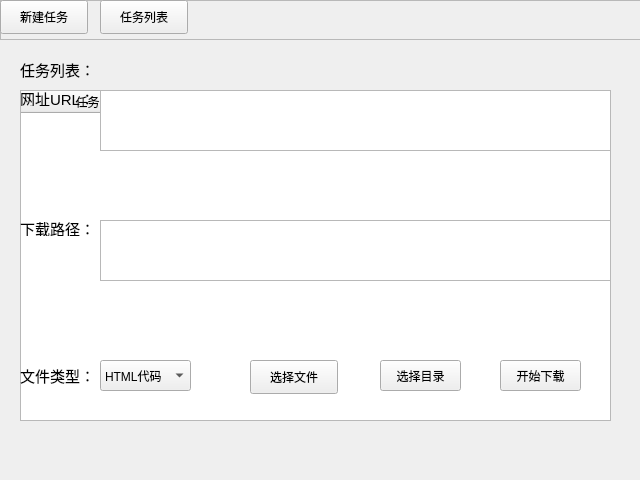
First picture: the form in mainWindow.ui, repository shooterhex/WebDownloader, before the edit.
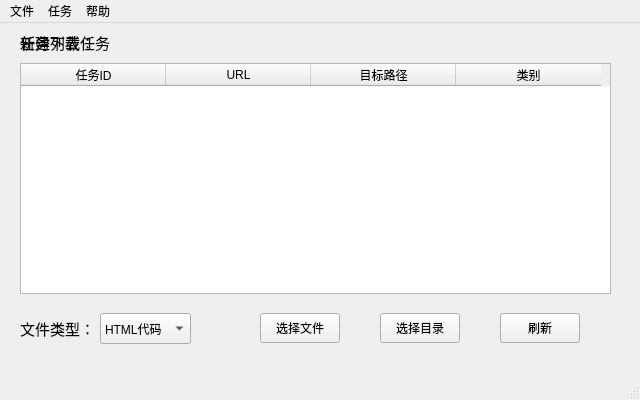
Second picture: the form after the edit.

Commit message: 实现状态栏；实现菜单栏；优化任务列表标题；调整UI布局

```diff
--- a/mainWindow.ui
+++ b/mainWindow.ui
@@ -7,89 +7,29 @@
     <x>0</x>
     <y>0</y>
     <width>640</width>
-    <height>480</height>
+    <height>400</height>
    </rect>
   </property>
-  <property name="minimumSize">
-   <size>
-    <width>640</width>
-    <height>480</height>
-   </size>
-  </property>
-  <property name="maximumSize">
-   <size>
-    <width>640</width>
-    <height>480</height>
-   </size>
-  </property>
   <property name="windowTitle">
    <string>WebDownload</string>
   </property>
   <widget class="QWidget" name="centralwidget">
-   <widget class="QFrame" name="switchPageFrame">
-    <property name="geometry">
-     <rect>
-      <x>0</x>
-      <y>0</y>
-      <width>641</width>
-      <height>40</height>
-     </rect>
-    </property>
-    <property name="frameShape">
-     <enum>QFrame::StyledPanel</enum>
-    </property>
-    <property name="frameShadow">
-     <enum>QFrame::Raised</enum>
-    </property>
-    <property name="lineWidth">
-     <number>0</number>
-    </property>
-    <widget class="QPushButton" name="newTaskPushButton">
-     <property name="geometry">
-      <rect>
-       <x>0</x>
-       <y>0</y>
-       <width>88</width>
-       <height>34</height>
-      </rect>
-     </property>
-     <property name="text">
-      <string>新建任务</string>
-     </property>
-     <property name="flat">
-      <bool>false</bool>
-     </property>
-    </widget>
-    <widget class="QPushButton" name="taskListPushButton">
-     <property name="geometry">
-      <rect>
-       <x>100</x>
-       <y>0</y>
-       <width>88</width>
-       <height>34</height>
-      </rect>
-     </property>
-     <property name="text">
-      <string>任务列表</string>
-     </property>
-    </widget>
-   </widget>
    <widget class="QWidget" name="newTaskPageWidget" native="true">
     <property name="geometry">
      <rect>
       <x>0</x>
-      <y>40</y>
-      <width>641</width>
-      <height>411</height>
+      <y>0</y>
+      <width>640</width>
+      <height>410</height>
      </rect>
     </property>
     <widget class="QPushButton" name="chooseDirPushButton">
      <property name="geometry">
       <rect>
        <x>380</x>
-       <y>320</y>
-       <width>81</width>
-       <height>31</height>
+       <y>290</y>
+       <width>80</width>
+       <height>30</height>
       </rect>
      </property>
      <property name="text">
@@ -100,7 +40,7 @@
      <property name="geometry">
       <rect>
        <x>100</x>
-       <y>180</y>
+       <y>170</y>
        <width>511</width>
        <height>61</height>
       </rect>
@@ -110,9 +50,9 @@
      <property name="geometry">
       <rect>
        <x>500</x>
-       <y>320</y>
-       <width>81</width>
-       <height>31</height>
+       <y>290</y>
+       <width>80</width>
+       <height>30</height>
       </rect>
      </property>
      <property name="text">
@@ -123,7 +63,7 @@
      <property name="geometry">
       <rect>
        <x>20</x>
-       <y>180</y>
+       <y>170</y>
        <width>71</width>
        <height>16</height>
       </rect>
@@ -141,7 +81,7 @@
      <property name="geometry">
       <rect>
        <x>100</x>
-       <y>320</y>
+       <y>290</y>
        <width>91</width>
        <height>31</height>
       </rect>
@@ -169,7 +109,7 @@
      <property name="geometry">
       <rect>
        <x>20</x>
-       <y>320</y>
+       <y>290</y>
        <width>81</width>
        <height>31</height>
       </rect>
@@ -215,32 +155,50 @@
     <widget class="QPushButton" name="chooseFilePushButton">
      <property name="geometry">
       <rect>
-       <x>250</x>
-       <y>320</y>
-       <width>88</width>
-       <height>34</height>
+       <x>260</x>
+       <y>290</y>
+       <width>80</width>
+       <height>30</height>
       </rect>
      </property>
      <property name="text">
       <string>选择文件</string>
      </property>
     </widget>
-   </widget>
-   <widget class="QWidget" name="taskListPageWidget" native="true">
-    <property name="geometry">
-     <rect>
-      <x>0</x>
-      <y>40</y>
-      <width>641</width>
-      <height>411</height>
-     </rect>
-    </property>
     <widget class="QLabel" name="label_4">
      <property name="geometry">
       <rect>
        <x>20</x>
-       <y>20</y>
-       <width>81</width>
+       <y>10</y>
+       <width>401</width>
+       <height>18</height>
+      </rect>
+     </property>
+     <property name="font">
+      <font>
+       <pointsize>11</pointsize>
+      </font>
+     </property>
+     <property name="text">
+      <string>新建下载任务</string>
+     </property>
+    </widget>
+   </widget>
+   <widget class="QWidget" name="taskListPageWidget" native="true">
+    <property name="geometry">
+     <rect>
+      <x>0</x>
+      <y>0</y>
+      <width>640</width>
+      <height>410</height>
+     </rect>
+    </property>
+    <widget class="QLabel" name="taskListLabel">
+     <property name="geometry">
+      <rect>
+       <x>20</x>
+       <y>10</y>
+       <width>591</width>
        <height>18</height>
       </rect>
      </property>
@@ -259,9 +217,9 @@
      <property name="geometry">
       <rect>
        <x>20</x>
-       <y>50</y>
+       <y>40</y>
        <width>591</width>
-       <height>331</height>
+       <height>231</height>
       </rect>
      </property>
      <attribute name="horizontalHeaderCascadingSectionResizes">
@@ -291,10 +249,20 @@
       </property>
      </column>
     </widget>
+    <widget class="QPushButton" name="refreshTaskListPushButton">
+     <property name="geometry">
+      <rect>
+       <x>500</x>
+       <y>290</y>
+       <width>80</width>
+       <height>30</height>
+      </rect>
+     </property>
+     <property name="text">
+      <string>刷新</string>
+     </property>
+    </widget>
    </widget>
-   <zorder>taskListPageWidget</zorder>
-   <zorder>newTaskPageWidget</zorder>
-   <zorder>switchPageFrame</zorder>
   </widget>
   <widget class="QMenuBar" name="menuBar">
    <property name="geometry">
@@ -302,10 +270,71 @@
      <x>0</x>
      <y>0</y>
      <width>640</width>
-     <height>30</height>
+     <height>32</height>
     </rect>
    </property>
+   <widget class="QMenu" name="fileMenu">
+    <property name="title">
+     <string>文件</string>
+    </property>
+    <addaction name="newTaskAction"/>
+    <addaction name="quitAction"/>
+   </widget>
+   <widget class="QMenu" name="helpMenu">
+    <property name="title">
+     <string>帮助</string>
+    </property>
+    <addaction name="aboutAction"/>
+   </widget>
+   <widget class="QMenu" name="taskMenu">
+    <property name="title">
+     <string>任务</string>
+    </property>
+    <addaction name="taskListAction"/>
+   </widget>
+   <addaction name="fileMenu"/>
+   <addaction name="taskMenu"/>
+   <addaction name="helpMenu"/>
   </widget>
+  <widget class="QStatusBar" name="statusBar"/>
+  <action name="newTaskAction">
+   <property name="text">
+    <string>新建任务</string>
+   </property>
+   <property name="toolTip">
+    <string>新建任务</string>
+   </property>
+   <property name="shortcut">
+    <string>Ctrl+N</string>
+   </property>
+  </action>
+  <action name="quitAction">
+   <property name="text">
+    <string>退出</string>
+   </property>
+   <property name="shortcut">
+    <string>Ctrl+Q</string>
+   </property>
+  </action>
+  <action name="aboutAction">
+   <property name="text">
+    <string>关于</string>
+   </property>
+   <property name="shortcut">
+    <string>Ctrl+A</string>
+   </property>
+  </action>
+  <action name="taskListAction">
+   <property name="text">
+    <string>任务列表</string>
+   </property>
+   <property name="toolTip">
+    <string>任务列表</string>
+   </property>
+   <property name="shortcut">
+    <string>Ctrl+L</string>
+   </property>
+  </action>
  </widget>
  <resources/>
  <connections/>
```
The commit also changes 3 other files.
